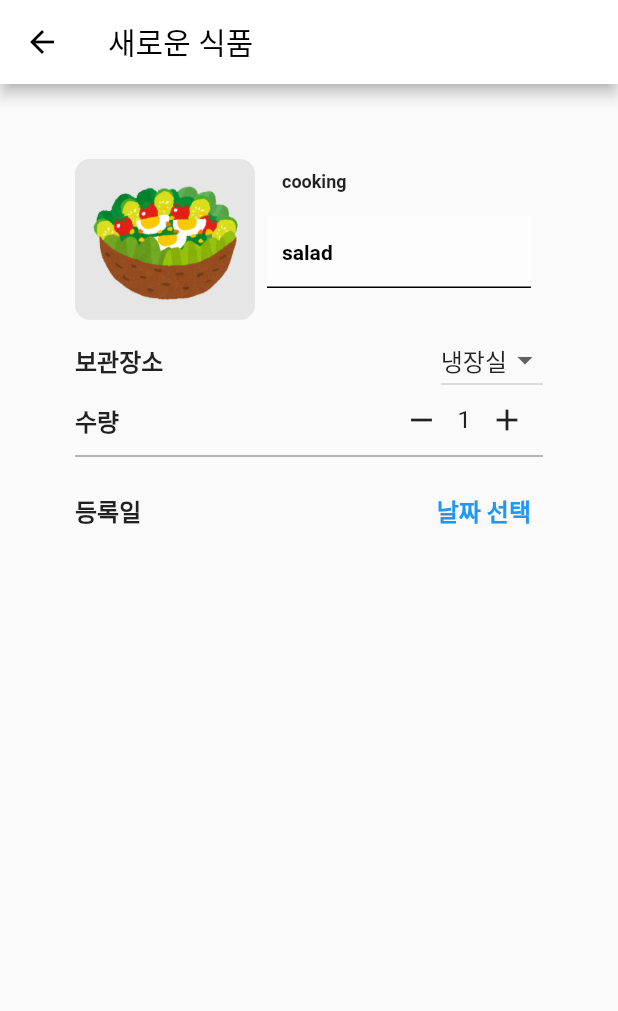
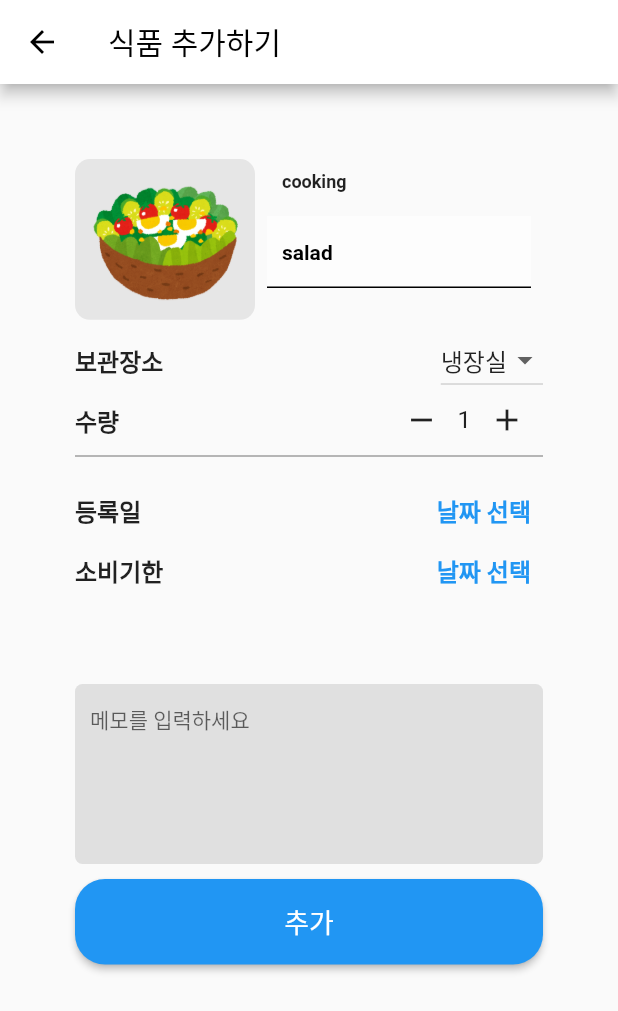
Before and after one commit to kitOpensourceTeam3/front, a Flutter app: the AddFoodScreen screen opened directly, on a phone screen of 412 x 824 dp. Shown: the top 1011 px of the screen. Run offline on Flutter 3.47's test engine with Material 2 defaults, Android fonts, the phone set to English and light mode, and no system bars.

Commit message:
소비기한, 메모공간, 추가 버튼 구현

```diff
--- a/lib/Add_Food.dart
+++ b/lib/Add_Food.dart
@@ -13,7 +13,9 @@ class _AddFoodScreenState extends State<AddFoodScreen> {
   String selectedStorage = '냉장실'; // 초기 선택된 보관장소 값
   final List<String> storageOptions = ['냉장실', '냉동실', '상온실']; // 보관장소 옵션들
   int quantity = 1; // 초기 수량 값
-  DateTime? selectedDate; // 선택된 날짜를 저장할 변수
+  DateTime? selectedDate; // 선택된 등록일 날짜를 저장할 변수
+  DateTime? expirationDate; // 선택된 소비기한 날짜를 저장할 변수
+  TextEditingController noteController = TextEditingController(); // 메모를 위한 컨트롤러
 
   @override
   Widget build(BuildContext context) {
@@ -23,7 +25,7 @@ class _AddFoodScreenState extends State<AddFoodScreen> {
     return Scaffold(
       appBar: AppBar(
         title: const Text(
-          '새로운 식품',
+          '식품 추가하기',
           style: TextStyle(color: Colors.black),
         ),
         backgroundColor: Colors.white,
@@ -174,7 +176,7 @@ class _AddFoodScreenState extends State<AddFoodScreen> {
                 thickness: 1,
               ),
             ),
-            Positioned(
+             Positioned(
               top: 260, // 구분선 아래에 적절한 간격을 두세요.
               left: 50,
               right: 50,
@@ -213,6 +215,91 @@ class _AddFoodScreenState extends State<AddFoodScreen> {
                 ],
               ),
             ),
+            Positioned(
+              top: 300, // '등록일' 선택기 아래에 적절한 간격을 두세요.
+              left: 50,
+              right: 50,
+              child: Row(
+                mainAxisAlignment: MainAxisAlignment.spaceBetween,
+                children: [
+                  const Text(
+                    '소비기한',
+                    style: TextStyle(fontSize: 16, fontWeight: FontWeight.bold),
+                  ),
+                  TextButton(
+                    onPressed: () async {
+                      final DateTime? picked = await showDatePicker(
+                        context: context,
+                        initialDate: expirationDate ?? DateTime.now(),
+                        firstDate: DateTime.now(),
+                        lastDate: DateTime(2101),
+                      );
+                      if (picked != null && picked != expirationDate) {
+                        setState(() {
+                          expirationDate = picked;
+                        });
+                      }
+                    },
+                    child: Text(
+                      expirationDate == null
+                          ? '날짜 선택'
+                          : DateFormat('yyyy-MM-dd').format(expirationDate!),
+                      style: const TextStyle(
+                        fontSize: 16,
+                        fontWeight: FontWeight.bold,
+                        color: Colors.blue,
+                      ),
+                    ),
+                  ),
+                ],
+              ),
+            ),
+            // 메모 입력 공간
+            Positioned(
+              top: 400, // '소비기한' 선택기 아래에 적절한 간격을 두세요.
+              left: 50,
+              right: 50,
+              child: Container(
+                height: 120, // 메모 입력 공간의 높이를 100픽셀로 설정
+                padding: const EdgeInsets.symmetric(horizontal: 10),
+                decoration: BoxDecoration(
+                  color: Colors.grey[300], // 회색 배경
+                  borderRadius: BorderRadius.circular(5), // 모서리를 둥글게
+                ),
+                child: TextField(
+                  controller: noteController,
+                  maxLines: null, // 무제한 줄 수
+                  keyboardType: TextInputType.multiline, // 여러 줄 입력 가능
+                  decoration: const InputDecoration(
+                    hintText: '메모를 입력하세요',
+                    border: InputBorder.none, // 테두리 없음
+                    contentPadding: EdgeInsets.symmetric(vertical: 10), // 상하 패딩 추가
+                  ),
+                  style: const TextStyle(fontSize: 14),
+                ),
+              ),
+            ),
+            // '추가' 버튼
+            Positioned(
+              top: 530, // 메모 입력 공간 아래에 적절한 간격을 두세요.
+              left: 50,
+              right: 50,
+              child: ElevatedButton(
+                onPressed: () {
+                  // '추가' 버튼이 눌렸을 때의 동작을 구현하세요.
+                  // 예를 들어, 입력된 데이터를 서버에 전송하거나 로컬 데이터베이스에 저장할 수 있습니다.
+                },
+                child: const Text('추가'),
+                style: ElevatedButton.styleFrom(
+                  padding: const EdgeInsets.symmetric(vertical: 15.0), // 버튼 패딩을 지정합니다.
+                  textStyle: const TextStyle(fontSize: 18), // 버튼 텍스트 스타일을 지정합니다.
+                  primary: Colors.blue, // 버튼 색상을 지정합니다.
+                   shape: RoundedRectangleBorder( // 버튼외곽선의 모양
+                  borderRadius: BorderRadius.circular(20.0),
+                  ),
+                ),
+              ),
+            ),
           ],
         ),
       ),
```
